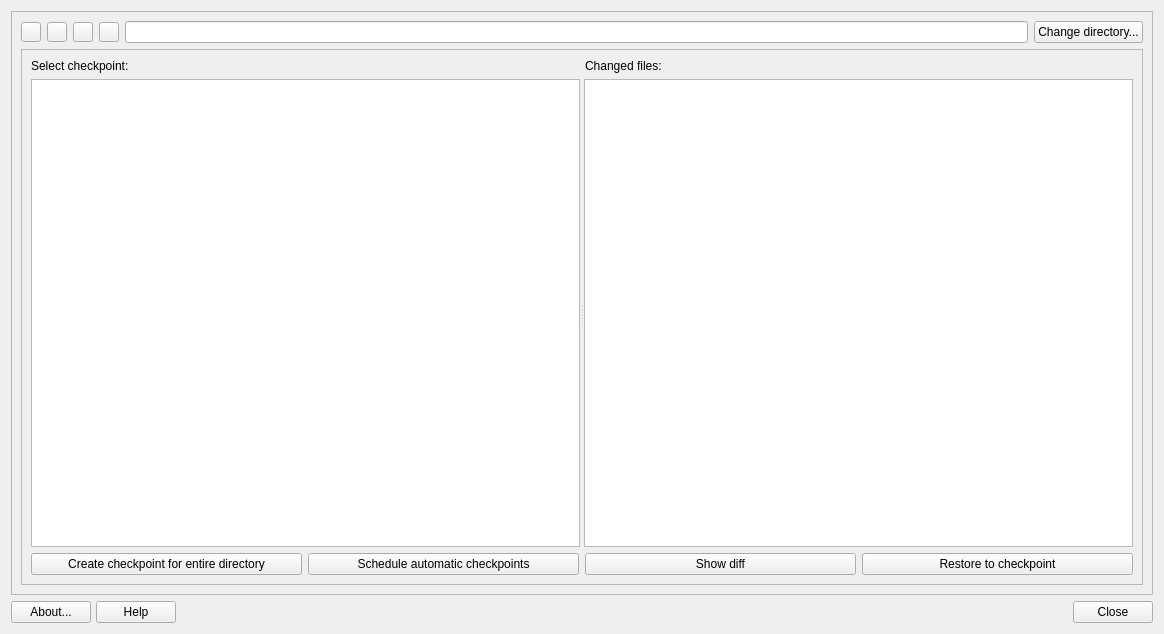
Old version of the form mainwindow.ui in the repository AdrianTM/restore-gui.
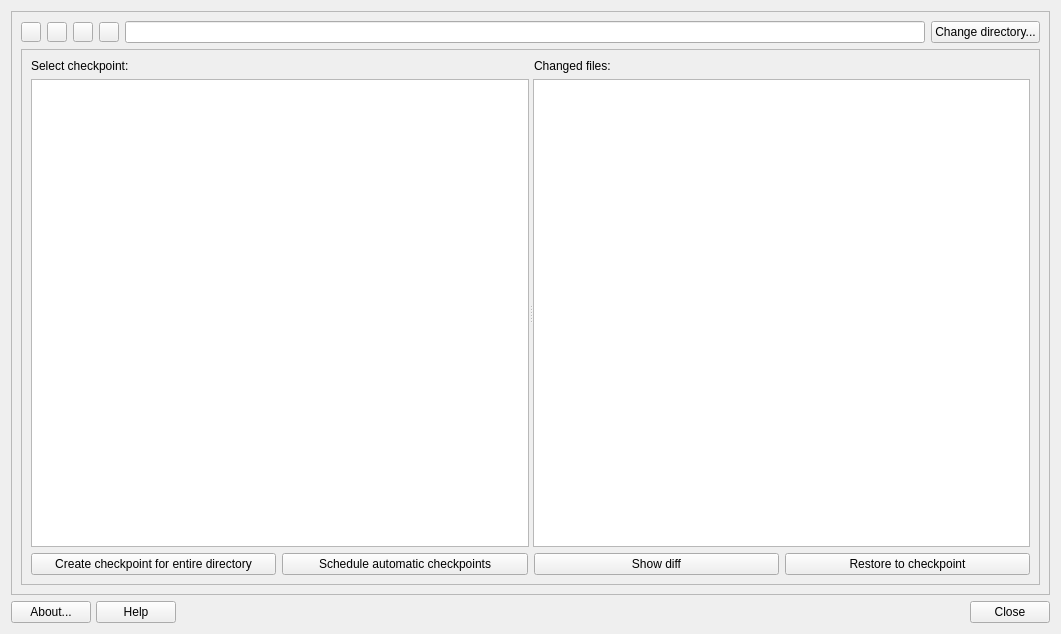
New version of the form. Icons and pictures are not drawn.

Commit message: List untracked files too

The edit to the form file:
```diff
--- a/mainwindow.ui
+++ b/mainwindow.ui
@@ -6,10 +6,16 @@
    <rect>
     <x>0</x>
     <y>0</y>
-    <width>1164</width>
+    <width>1061</width>
     <height>634</height>
    </rect>
   </property>
+  <property name="sizePolicy">
+   <sizepolicy hsizetype="Minimum" vsizetype="Minimum">
+    <horstretch>0</horstretch>
+    <verstretch>0</verstretch>
+   </sizepolicy>
+  </property>
   <property name="minimumSize">
    <size>
     <width>800</width>
```
The commit also changes 1 other file.
